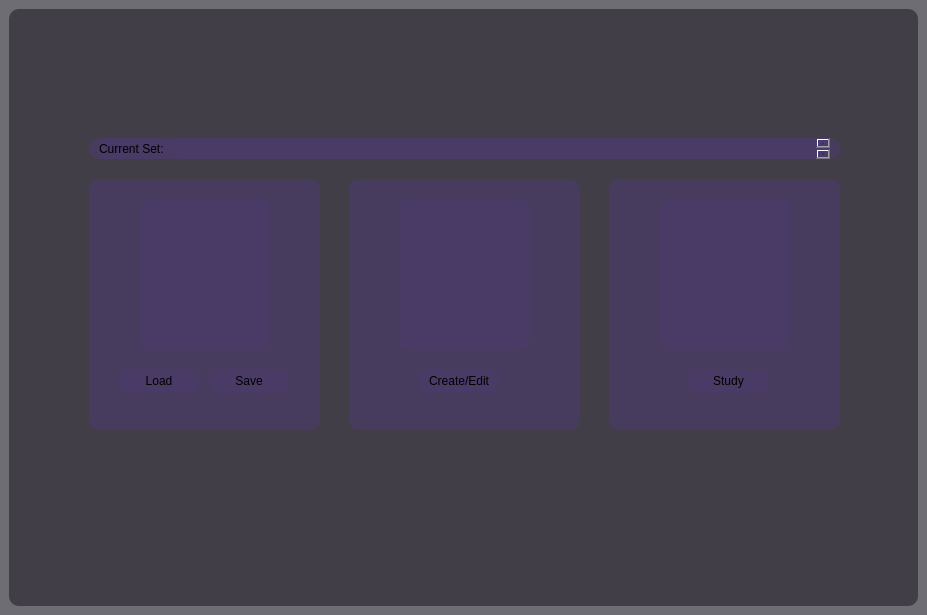
First picture: the form in QuizModule/quizwindow.ui, repository WSU-4110/MOST, before the edit.
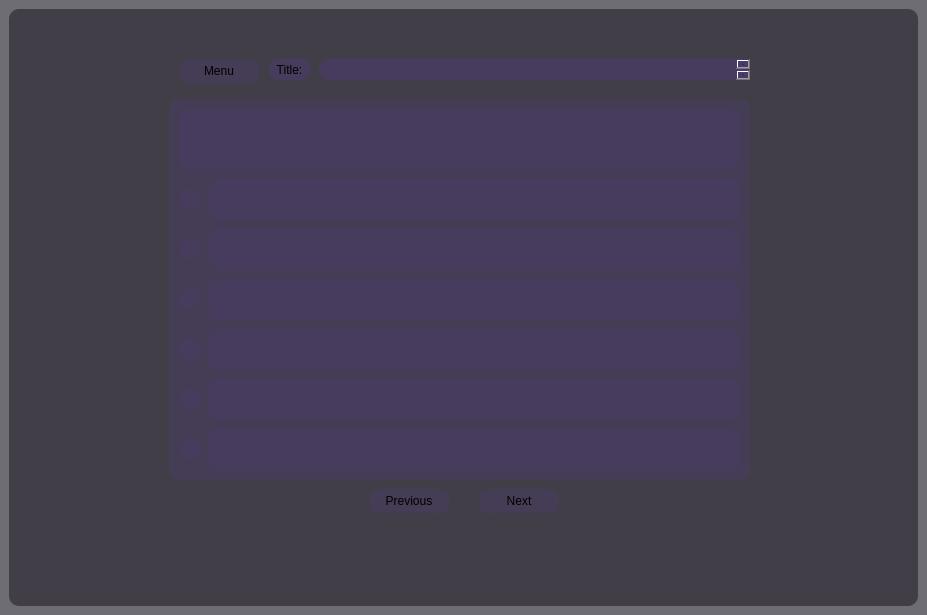
Second picture: the form after the edit. Icons and pictures are not drawn.

Commit message: Added quiz review functionality and fixed answer index issues

```diff
--- a/QuizModule/quizwindow.ui
+++ b/QuizModule/quizwindow.ui
@@ -23,9 +23,15 @@
    <string notr="true">background-color: rgba(9, 2, 17, 64);</string>
   </property>
   <widget class="QWidget" name="centralwidget">
-   <layout class="QGridLayout" name="gridLayout">
-    <item row="0" column="0">
      <widget class="QStackedWidget" name="stackedQuizWidget">
+    <property name="geometry">
+     <rect>
+      <x>9</x>
+      <y>9</y>
+      <width>909</width>
+      <height>597</height>
+     </rect>
+    </property>
       <property name="autoFillBackground">
        <bool>false</bool>
       </property>
@@ -33,7 +39,7 @@
        <string notr="true">border-radius: 10px</string>
       </property>
       <property name="currentIndex">
-       <number>0</number>
+     <number>4</number>
       </property>
       <widget class="QWidget" name="pageQuizMenu">
        <widget class="QWidget" name="widget_2" native="true">
@@ -1404,9 +1410,307 @@
         </property>
        </widget>
       </widget>
+    <widget class="QWidget" name="pageQuizReview">
+     <widget class="QPushButton" name="pushButtonReturn_4">
+      <property name="geometry">
+       <rect>
+        <x>170</x>
+        <y>50</y>
+        <width>80</width>
+        <height>24</height>
+       </rect>
+      </property>
+      <property name="styleSheet">
+       <string notr="true">background-color: rgba(75, 58, 108, 100);
+border-radius: 10px;</string>
+      </property>
+      <property name="text">
+       <string>Menu</string>
+      </property>
      </widget>
-    </item>
-   </layout>
+     <widget class="QPlainTextEdit" name="plainTextEdit_5">
+      <property name="geometry">
+       <rect>
+        <x>310</x>
+        <y>50</y>
+        <width>431</width>
+        <height>21</height>
+       </rect>
+      </property>
+      <property name="styleSheet">
+       <string notr="true">background-color: rgba(75, 58, 108, 150);
+border-radius: 10px;
+</string>
+      </property>
+     </widget>
+     <widget class="QLabel" name="label_8">
+      <property name="geometry">
+       <rect>
+        <x>260</x>
+        <y>50</y>
+        <width>41</width>
+        <height>21</height>
+       </rect>
+      </property>
+      <property name="styleSheet">
+       <string notr="true">background-color: rgba(75, 58, 108, 150);
+border-radius: 10px;
+</string>
+      </property>
+      <property name="text">
+       <string>Title:</string>
+      </property>
+      <property name="alignment">
+       <set>Qt::AlignmentFlag::AlignCenter</set>
+      </property>
+     </widget>
+     <widget class="QFrame" name="frame_3">
+      <property name="geometry">
+       <rect>
+        <x>160</x>
+        <y>90</y>
+        <width>581</width>
+        <height>381</height>
+       </rect>
+      </property>
+      <property name="styleSheet">
+       <string notr="true">background-color: rgba(75, 58, 108, 100);
+border-radius: 10px;</string>
+      </property>
+      <property name="frameShape">
+       <enum>QFrame::Shape::StyledPanel</enum>
+      </property>
+      <property name="frameShadow">
+       <enum>QFrame::Shadow::Raised</enum>
+      </property>
+      <widget class="QPlainTextEdit" name="textDisplayAnswer6_2">
+       <property name="geometry">
+        <rect>
+         <x>40</x>
+         <y>330</y>
+         <width>531</width>
+         <height>41</height>
+        </rect>
+       </property>
+       <property name="font">
+        <font>
+         <family>Sans Serif Collection</family>
+         <pointsize>12</pointsize>
+        </font>
+       </property>
+      </widget>
+      <widget class="QPlainTextEdit" name="textDisplayAnswer5_2">
+       <property name="geometry">
+        <rect>
+         <x>40</x>
+         <y>280</y>
+         <width>531</width>
+         <height>41</height>
+        </rect>
+       </property>
+       <property name="font">
+        <font>
+         <family>Sans Serif Collection</family>
+         <pointsize>12</pointsize>
+        </font>
+       </property>
+      </widget>
+      <widget class="QPlainTextEdit" name="textDisplayAnswer2_2">
+       <property name="geometry">
+        <rect>
+         <x>40</x>
+         <y>130</y>
+         <width>531</width>
+         <height>41</height>
+        </rect>
+       </property>
+       <property name="font">
+        <font>
+         <family>Sans Serif Collection</family>
+         <pointsize>12</pointsize>
+        </font>
+       </property>
+      </widget>
+      <widget class="QPlainTextEdit" name="textDisplayAnswer3_2">
+       <property name="geometry">
+        <rect>
+         <x>40</x>
+         <y>180</y>
+         <width>531</width>
+         <height>41</height>
+        </rect>
+       </property>
+       <property name="font">
+        <font>
+         <family>Sans Serif Collection</family>
+         <pointsize>12</pointsize>
+        </font>
+       </property>
+      </widget>
+      <widget class="QPlainTextEdit" name="textDisplayAnswer4_2">
+       <property name="geometry">
+        <rect>
+         <x>40</x>
+         <y>230</y>
+         <width>531</width>
+         <height>41</height>
+        </rect>
+       </property>
+       <property name="font">
+        <font>
+         <family>Sans Serif Collection</family>
+         <pointsize>12</pointsize>
+        </font>
+       </property>
+      </widget>
+      <widget class="QPlainTextEdit" name="textDisplayAnswer1_2">
+       <property name="geometry">
+        <rect>
+         <x>40</x>
+         <y>80</y>
+         <width>531</width>
+         <height>41</height>
+        </rect>
+       </property>
+       <property name="font">
+        <font>
+         <family>Sans Serif Collection</family>
+         <pointsize>12</pointsize>
+        </font>
+       </property>
+      </widget>
+      <widget class="QPlainTextEdit" name="textDisplayQuestion_2">
+       <property name="geometry">
+        <rect>
+         <x>10</x>
+         <y>10</y>
+         <width>561</width>
+         <height>61</height>
+        </rect>
+       </property>
+       <property name="font">
+        <font>
+         <family>Sans Serif Collection</family>
+         <pointsize>16</pointsize>
+         <bold>true</bold>
+        </font>
+       </property>
+      </widget>
+      <widget class="QLabel" name="labelCheck1">
+       <property name="geometry">
+        <rect>
+         <x>10</x>
+         <y>90</y>
+         <width>21</width>
+         <height>20</height>
+        </rect>
+       </property>
+       <property name="text">
+        <string/>
+       </property>
+      </widget>
+      <widget class="QLabel" name="labelCheck2">
+       <property name="geometry">
+        <rect>
+         <x>10</x>
+         <y>140</y>
+         <width>21</width>
+         <height>20</height>
+        </rect>
+       </property>
+       <property name="text">
+        <string/>
+       </property>
+      </widget>
+      <widget class="QLabel" name="labelCheck3">
+       <property name="geometry">
+        <rect>
+         <x>10</x>
+         <y>190</y>
+         <width>21</width>
+         <height>20</height>
+        </rect>
+       </property>
+       <property name="text">
+        <string/>
+       </property>
+      </widget>
+      <widget class="QLabel" name="labelCheck4">
+       <property name="geometry">
+        <rect>
+         <x>10</x>
+         <y>240</y>
+         <width>21</width>
+         <height>20</height>
+        </rect>
+       </property>
+       <property name="text">
+        <string/>
+       </property>
+      </widget>
+      <widget class="QLabel" name="labelCheck5">
+       <property name="geometry">
+        <rect>
+         <x>10</x>
+         <y>290</y>
+         <width>21</width>
+         <height>20</height>
+        </rect>
+       </property>
+       <property name="text">
+        <string/>
+       </property>
+      </widget>
+      <widget class="QLabel" name="labelCheck6">
+       <property name="geometry">
+        <rect>
+         <x>10</x>
+         <y>340</y>
+         <width>21</width>
+         <height>20</height>
+        </rect>
+       </property>
+       <property name="text">
+        <string/>
+       </property>
+      </widget>
+     </widget>
+     <widget class="QPushButton" name="pushButtonNextQuestion_3">
+      <property name="geometry">
+       <rect>
+        <x>470</x>
+        <y>480</y>
+        <width>80</width>
+        <height>24</height>
+       </rect>
+      </property>
+      <property name="styleSheet">
+       <string notr="true">background-color: rgba(75, 58, 108, 100);
+border-radius: 10px;</string>
+      </property>
+      <property name="text">
+       <string>Next</string>
+      </property>
+     </widget>
+     <widget class="QPushButton" name="pushButtonPreviousQuestion_3">
+      <property name="geometry">
+       <rect>
+        <x>360</x>
+        <y>480</y>
+        <width>80</width>
+        <height>24</height>
+       </rect>
+      </property>
+      <property name="styleSheet">
+       <string notr="true">background-color: rgba(75, 58, 108, 100);
+border-radius: 10px;</string>
+      </property>
+      <property name="text">
+       <string>Previous</string>
+      </property>
+     </widget>
+    </widget>
+   </widget>
   </widget>
  </widget>
  <resources/>
```
Left out of the diff: 13 changed lines with no effect on the pictures. Lines whose indentation alone changed are shown as unchanged. The commit also changes 2 other files.
